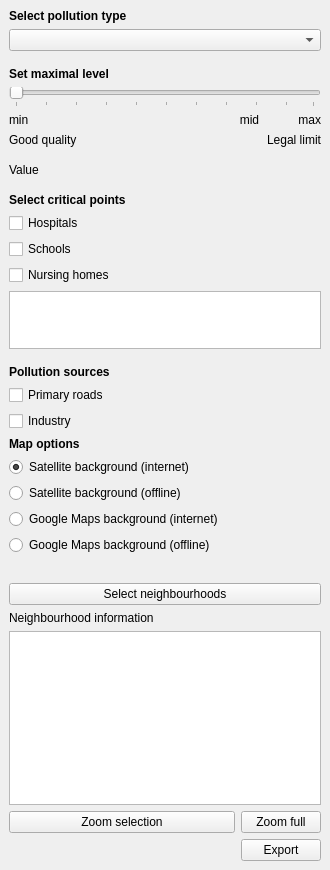
First picture: the form in plugins/PluginForAirqInRotterdam/airq_rotterdam_dockwidget_base.ui, repository sticx/Air-pollution-Rotterdam, before the edit.
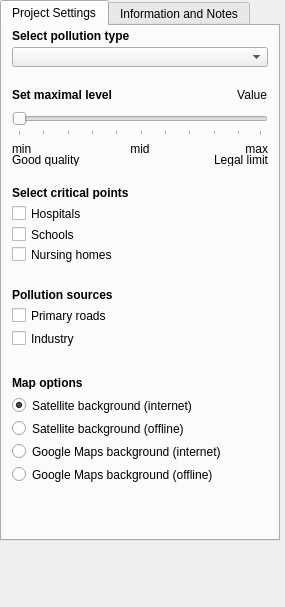
Second picture: the form after the edit. The open tabs and pages were chosen to show the change.

Patch:
```diff
--- a/plugins/PluginForAirqInRotterdam/airq_rotterdam_dockwidget_base.ui
+++ b/plugins/PluginForAirqInRotterdam/airq_rotterdam_dockwidget_base.ui
@@ -6,160 +6,54 @@
    <rect>
     <x>0</x>
     <y>0</y>
-    <width>304</width>
-    <height>870</height>
+    <width>285</width>
+    <height>607</height>
    </rect>
   </property>
-  <property name="minimumSize">
-   <size>
-    <width>303</width>
-    <height>792</height>
-   </size>
-  </property>
   <property name="windowTitle">
    <string>Plugin For Air Quality In Rotterdam</string>
   </property>
   <widget class="QWidget" name="dockWidgetContents">
-   <layout class="QGridLayout" name="gridLayout">
-    <item row="22" column="3" colspan="2">
-     <widget class="QLabel" name="label_8">
-      <property name="font">
-       <font>
-        <weight>75</weight>
-        <bold>true</bold>
-       </font>
-      </property>
-      <property name="text">
-       <string>Map options</string>
-      </property>
-     </widget>
-    </item>
-    <item row="23" column="3">
-     <widget class="QRadioButton" name="radioButtonSatBgOn">
-      <property name="text">
-       <string>Satellite background (internet)</string>
-      </property>
-      <property name="checked">
-       <bool>true</bool>
-      </property>
-      <attribute name="buttonGroup">
-       <string notr="true">radioGrp</string>
-      </attribute>
-     </widget>
-    </item>
-    <item row="25" column="3">
-     <widget class="QRadioButton" name="radioButtonGmapsBgOn">
-      <property name="text">
-       <string>Google Maps background (internet)</string>
-      </property>
-      <attribute name="buttonGroup">
-       <string notr="true">radioGrp</string>
-      </attribute>
-     </widget>
-    </item>
-    <item row="24" column="3">
-     <widget class="QRadioButton" name="radioButtonSatBgOff">
-      <property name="enabled">
-       <bool>true</bool>
-      </property>
-      <property name="text">
-       <string>Satellite background (offline)</string>
-      </property>
-      <attribute name="buttonGroup">
-       <string notr="true">radioGrp</string>
-      </attribute>
-     </widget>
-    </item>
-    <item row="33" column="6" colspan="3">
-     <widget class="QPushButton" name="buttonExport">
-      <property name="text">
-       <string>Export</string>
-      </property>
-     </widget>
-    </item>
-    <item row="19" column="3" colspan="6">
-     <widget class="QLabel" name="label_4">
-      <property name="font">
-       <font>
-        <weight>75</weight>
-        <bold>true</bold>
-       </font>
-      </property>
-      <property name="text">
-       <string>Pollution sources</string>
-      </property>
-     </widget>
-    </item>
-    <item row="5" column="7" colspan="2">
-     <widget class="QLabel" name="labelMax">
-      <property name="text">
-       <string>max</string>
-      </property>
-      <property name="alignment">
-       <set>Qt::AlignRight|Qt::AlignTrailing|Qt::AlignVCenter</set>
-      </property>
-     </widget>
-    </item>
-    <item row="20" column="3" colspan="6">
-     <widget class="QCheckBox" name="checkBoxRoads">
-      <property name="enabled">
-       <bool>true</bool>
-      </property>
-      <property name="text">
-       <string>Primary roads</string>
-      </property>
-     </widget>
-    </item>
-    <item row="5" column="5" colspan="2">
-     <widget class="QLabel" name="labelMid">
-      <property name="text">
-       <string>mid</string>
-      </property>
-      <property name="alignment">
-       <set>Qt::AlignCenter</set>
-      </property>
-     </widget>
-    </item>
-    <item row="30" column="3" colspan="6">
-     <widget class="QLabel" name="label_7">
-      <property name="text">
-       <string>Neighbourhood information</string>
-      </property>
-     </widget>
-    </item>
-    <item row="21" column="3" colspan="6">
-     <widget class="QCheckBox" name="checkBoxIndustry">
-      <property name="text">
-       <string>Industry</string>
-      </property>
-     </widget>
-    </item>
-    <item row="10" column="3" colspan="3">
-     <widget class="QLabel" name="labelCurrentValue">
-      <property name="text">
-       <string>Value</string>
-      </property>
-     </widget>
-    </item>
-    <item row="8" column="6" colspan="3">
-     <widget class="QLabel" name="label_6">
-      <property name="text">
-       <string>Legal limit</string>
-      </property>
-      <property name="alignment">
-       <set>Qt::AlignRight|Qt::AlignTrailing|Qt::AlignVCenter</set>
-      </property>
-     </widget>
-    </item>
-    <item row="32" column="6" colspan="3">
-     <widget class="QPushButton" name="fullZoomButton">
-      <property name="text">
-       <string>Zoom full</string>
-      </property>
-     </widget>
-    </item>
-    <item row="0" column="3" colspan="6">
+   <widget class="QTabWidget" name="tabWidget">
+    <property name="geometry">
+     <rect>
+      <x>0</x>
+      <y>0</y>
+      <width>280</width>
+      <height>541</height>
+     </rect>
+    </property>
+    <property name="minimumSize">
+     <size>
+      <width>0</width>
+      <height>400</height>
+     </size>
+    </property>
+    <property name="maximumSize">
+     <size>
+      <width>280</width>
+      <height>560</height>
+     </size>
+    </property>
+    <property name="autoFillBackground">
+     <bool>true</bool>
+    </property>
+    <property name="currentIndex">
+     <number>1</number>
+    </property>
+    <widget class="QWidget" name="tab_1">
+     <attribute name="title">
+      <string>Project Settings</string>
+     </attribute>
      <widget class="QLabel" name="label_2">
+      <property name="geometry">
+       <rect>
+        <x>10</x>
+        <y>2</y>
+        <width>271</width>
+        <height>16</height>
+       </rect>
+      </property>
       <property name="font">
        <font>
         <weight>75</weight>
@@ -170,56 +64,40 @@
        <string>Select pollution type</string>
       </property>
      </widget>
-    </item>
-    <item row="29" column="3" colspan="6">
-     <widget class="QPushButton" name="selectButton">
-      <property name="text">
-       <string>Select neighbourhoods</string>
+     <widget class="QWidget" name="layoutWidget">
+      <property name="geometry">
+       <rect>
+        <x>10</x>
+        <y>148</y>
+        <width>38</width>
+        <height>11</height>
+       </rect>
       </property>
-      <property name="checkable">
-       <bool>true</bool>
-      </property>
+      <layout class="QVBoxLayout" name="verticalLayout_2">
+       <property name="bottomMargin">
+        <number>10</number>
+       </property>
+      </layout>
      </widget>
-    </item>
-    <item row="18" column="3">
-     <layout class="QVBoxLayout" name="verticalLayout_3">
-      <property name="bottomMargin">
-       <number>10</number>
+     <widget class="QComboBox" name="comboBoxType">
+      <property name="geometry">
+       <rect>
+        <x>10</x>
+        <y>21</y>
+        <width>256</width>
+        <height>20</height>
+       </rect>
       </property>
-     </layout>
-    </item>
-    <item row="13" column="3" colspan="3">
-     <widget class="QCheckBox" name="checkBoxHospitals">
-      <property name="text">
-       <string>Hospitals</string>
-      </property>
      </widget>
-    </item>
-    <item row="31" column="3" colspan="6">
-     <widget class="QTextBrowser" name="neighbourhoodInfo"/>
-    </item>
-    <item row="15" column="3" colspan="6">
-     <widget class="QCheckBox" name="checkBoxSchools">
-      <property name="text">
-       <string>Schools</string>
+     <widget class="QLabel" name="label_3">
+      <property name="geometry">
+       <rect>
+        <x>10</x>
+        <y>62</y>
+        <width>256</width>
+        <height>13</height>
+       </rect>
       </property>
-      <property name="checkable">
-       <bool>true</bool>
-      </property>
-      <property name="checked">
-       <bool>false</bool>
-      </property>
-     </widget>
-    </item>
-    <item row="32" column="3" colspan="3">
-     <widget class="QPushButton" name="zoomSelectionButton">
-      <property name="text">
-       <string>Zoom selection</string>
-      </property>
-     </widget>
-    </item>
-    <item row="12" column="3" colspan="6">
-     <widget class="QLabel" name="label">
       <property name="font">
        <font>
         <weight>75</weight>
@@ -227,12 +105,31 @@
        </font>
       </property>
       <property name="text">
-       <string>Select critical points</string>
+       <string>Set maximal level</string>
       </property>
      </widget>
-    </item>
-    <item row="4" column="3" colspan="6">
+     <widget class="QLabel" name="label_5">
+      <property name="geometry">
+       <rect>
+        <x>10</x>
+        <y>127</y>
+        <width>125</width>
+        <height>13</height>
+       </rect>
+      </property>
+      <property name="text">
+       <string>Good quality</string>
+      </property>
+     </widget>
      <widget class="QSlider" name="sliderMaxLevel">
+      <property name="geometry">
+       <rect>
+        <x>10</x>
+        <y>83</y>
+        <width>256</width>
+        <height>27</height>
+       </rect>
+      </property>
       <property name="pageStep">
        <number>1</number>
       </property>
@@ -246,102 +143,253 @@
        <number>10</number>
       </property>
      </widget>
-    </item>
-    <item row="11" column="3">
-     <layout class="QVBoxLayout" name="verticalLayout_2">
-      <property name="bottomMargin">
-       <number>10</number>
-      </property>
-     </layout>
-    </item>
-    <item row="5" column="3" colspan="2">
      <widget class="QLabel" name="labelMin">
+      <property name="geometry">
+       <rect>
+        <x>10</x>
+        <y>116</y>
+        <width>81</width>
+        <height>13</height>
+       </rect>
+      </property>
       <property name="text">
        <string>min</string>
       </property>
      </widget>
-    </item>
-    <item row="27" column="3">
-     <spacer name="verticalSpacer_2">
-      <property name="orientation">
-       <enum>Qt::Vertical</enum>
+     <widget class="QLabel" name="labelMid">
+      <property name="geometry">
+       <rect>
+        <x>97</x>
+        <y>116</y>
+        <width>82</width>
+        <height>13</height>
+       </rect>
       </property>
-      <property name="sizeHint" stdset="0">
-       <size>
-        <width>20</width>
-        <height>40</height>
-       </size>
+      <property name="text">
+       <string>mid</string>
       </property>
-     </spacer>
-    </item>
-    <item row="17" column="3" colspan="6">
-     <widget class="QTextBrowser" name="textNotes">
-      <property name="minimumSize">
-       <size>
-        <width>0</width>
-        <height>58</height>
-       </size>
+      <property name="alignment">
+       <set>Qt::AlignCenter</set>
       </property>
-      <property name="maximumSize">
-       <size>
-        <width>16777215</width>
-        <height>58</height>
-       </size>
+     </widget>
+     <widget class="QWidget" name="layoutWidget_2">
+      <property name="geometry">
+       <rect>
+        <x>10</x>
+        <y>47</y>
+        <width>38</width>
+        <height>11</height>
+       </rect>
       </property>
-      <property name="readOnly">
-       <bool>false</bool>
+      <layout class="QVBoxLayout" name="verticalLayout_4">
+       <property name="bottomMargin">
+        <number>10</number>
+       </property>
+      </layout>
+     </widget>
+     <widget class="QLabel" name="labelCurrentValue">
+      <property name="geometry">
+       <rect>
+        <x>140</x>
+        <y>62</y>
+        <width>125</width>
+        <height>13</height>
+       </rect>
       </property>
-      <property name="acceptRichText">
-       <bool>false</bool>
+      <property name="text">
+       <string>Value</string>
       </property>
+      <property name="alignment">
+       <set>Qt::AlignRight|Qt::AlignTrailing|Qt::AlignVCenter</set>
+      </property>
      </widget>
-    </item>
-    <item row="2" column="3">
-     <layout class="QVBoxLayout" name="verticalLayout_4">
-      <property name="bottomMargin">
-       <number>10</number>
+     <widget class="QLabel" name="labelMax">
+      <property name="geometry">
+       <rect>
+        <x>185</x>
+        <y>116</y>
+        <width>81</width>
+        <height>13</height>
+       </rect>
       </property>
-     </layout>
-    </item>
-    <item row="1" column="3" colspan="6">
-     <widget class="QComboBox" name="comboBoxType"/>
-    </item>
-    <item row="9" column="3">
-     <layout class="QVBoxLayout" name="verticalLayout">
-      <property name="bottomMargin">
-       <number>10</number>
+      <property name="text">
+       <string>max</string>
       </property>
-     </layout>
-    </item>
-    <item row="8" column="3" colspan="3">
-     <widget class="QLabel" name="label_5">
+      <property name="alignment">
+       <set>Qt::AlignRight|Qt::AlignTrailing|Qt::AlignVCenter</set>
+      </property>
+     </widget>
+     <widget class="QLabel" name="label_6">
+      <property name="geometry">
+       <rect>
+        <x>141</x>
+        <y>127</y>
+        <width>125</width>
+        <height>13</height>
+       </rect>
+      </property>
       <property name="text">
-       <string>Good quality</string>
+       <string>Legal limit</string>
       </property>
+      <property name="alignment">
+       <set>Qt::AlignRight|Qt::AlignTrailing|Qt::AlignVCenter</set>
+      </property>
      </widget>
-    </item>
-    <item row="3" column="3" colspan="6">
-     <widget class="QLabel" name="label_3">
-      <property name="font">
-       <font>
-        <weight>75</weight>
-        <bold>true</bold>
-       </font>
+     <widget class="QWidget" name="layoutWidget_3">
+      <property name="geometry">
+       <rect>
+        <x>10</x>
+        <y>247</y>
+        <width>46</width>
+        <height>11</height>
+       </rect>
       </property>
+      <layout class="QVBoxLayout" name="verticalLayout_3">
+       <property name="bottomMargin">
+        <number>10</number>
+       </property>
+      </layout>
+     </widget>
+     <widget class="QCheckBox" name="checkBoxHospitals">
+      <property name="geometry">
+       <rect>
+        <x>10</x>
+        <y>179</y>
+        <width>151</width>
+        <height>17</height>
+       </rect>
+      </property>
       <property name="text">
-       <string>Set maximal level</string>
+       <string>Hospitals</string>
       </property>
      </widget>
-    </item>
-    <item row="16" column="3" colspan="6">
      <widget class="QCheckBox" name="checkBoxNursingHomes">
+      <property name="geometry">
+       <rect>
+        <x>10</x>
+        <y>220</y>
+        <width>256</width>
+        <height>17</height>
+       </rect>
+      </property>
       <property name="text">
        <string>Nursing homes</string>
       </property>
      </widget>
-    </item>
-    <item row="26" column="3">
+     <widget class="QLabel" name="label">
+      <property name="geometry">
+       <rect>
+        <x>10</x>
+        <y>160</y>
+        <width>256</width>
+        <height>13</height>
+       </rect>
+      </property>
+      <property name="font">
+       <font>
+        <weight>75</weight>
+        <bold>true</bold>
+       </font>
+      </property>
+      <property name="text">
+       <string>Select critical points</string>
+      </property>
+     </widget>
+     <widget class="QCheckBox" name="checkBoxSchools">
+      <property name="geometry">
+       <rect>
+        <x>10</x>
+        <y>200</y>
+        <width>256</width>
+        <height>17</height>
+       </rect>
+      </property>
+      <property name="text">
+       <string>Schools</string>
+      </property>
+      <property name="checkable">
+       <bool>true</bool>
+      </property>
+      <property name="checked">
+       <bool>false</bool>
+      </property>
+     </widget>
+     <widget class="QLabel" name="label_8">
+      <property name="geometry">
+       <rect>
+        <x>10</x>
+        <y>350</y>
+        <width>99</width>
+        <height>13</height>
+       </rect>
+      </property>
+      <property name="font">
+       <font>
+        <weight>75</weight>
+        <bold>true</bold>
+       </font>
+      </property>
+      <property name="text">
+       <string>Map options</string>
+      </property>
+     </widget>
+     <widget class="QCheckBox" name="checkBoxIndustry">
+      <property name="geometry">
+       <rect>
+        <x>10</x>
+        <y>304</y>
+        <width>256</width>
+        <height>17</height>
+       </rect>
+      </property>
+      <property name="text">
+       <string>Industry</string>
+      </property>
+     </widget>
+     <widget class="QLabel" name="label_4">
+      <property name="geometry">
+       <rect>
+        <x>10</x>
+        <y>262</y>
+        <width>256</width>
+        <height>13</height>
+       </rect>
+      </property>
+      <property name="font">
+       <font>
+        <weight>75</weight>
+        <bold>true</bold>
+       </font>
+      </property>
+      <property name="text">
+       <string>Pollution sources</string>
+      </property>
+     </widget>
+     <widget class="QCheckBox" name="checkBoxRoads">
+      <property name="enabled">
+       <bool>true</bool>
+      </property>
+      <property name="geometry">
+       <rect>
+        <x>10</x>
+        <y>281</y>
+        <width>256</width>
+        <height>17</height>
+       </rect>
+      </property>
+      <property name="text">
+       <string>Primary roads</string>
+      </property>
+     </widget>
      <widget class="QRadioButton" name="radioButtonGmapsBgOff">
+      <property name="geometry">
+       <rect>
+        <x>10</x>
+        <y>440</y>
+        <width>256</width>
+        <height>17</height>
+       </rect>
+      </property>
       <property name="text">
        <string>Google Maps background (offline)</string>
       </property>
@@ -349,8 +397,312 @@
        <string notr="true">radioGrp</string>
       </attribute>
      </widget>
-    </item>
-   </layout>
+     <widget class="QRadioButton" name="radioButtonGmapsBgOn">
+      <property name="geometry">
+       <rect>
+        <x>10</x>
+        <y>417</y>
+        <width>256</width>
+        <height>17</height>
+       </rect>
+      </property>
+      <property name="text">
+       <string>Google Maps background (internet)</string>
+      </property>
+      <attribute name="buttonGroup">
+       <string notr="true">radioGrp</string>
+      </attribute>
+     </widget>
+     <widget class="QRadioButton" name="radioButtonSatBgOn">
+      <property name="geometry">
+       <rect>
+        <x>10</x>
+        <y>371</y>
+        <width>256</width>
+        <height>17</height>
+       </rect>
+      </property>
+      <property name="toolTip">
+       <string>OpenLayerPlugin is required for this function</string>
+      </property>
+      <property name="text">
+       <string>Satellite background (internet)</string>
+      </property>
+      <property name="checked">
+       <bool>true</bool>
+      </property>
+      <attribute name="buttonGroup">
+       <string notr="true">radioGrp</string>
+      </attribute>
+     </widget>
+     <widget class="QRadioButton" name="radioButtonSatBgOff">
+      <property name="enabled">
+       <bool>true</bool>
+      </property>
+      <property name="geometry">
+       <rect>
+        <x>10</x>
+        <y>394</y>
+        <width>256</width>
+        <height>17</height>
+       </rect>
+      </property>
+      <property name="text">
+       <string>Satellite background (offline)</string>
+      </property>
+      <attribute name="buttonGroup">
+       <string notr="true">radioGrp</string>
+      </attribute>
+     </widget>
+     <widget class="QWidget" name="layoutWidget_4">
+      <property name="geometry">
+       <rect>
+        <x>10</x>
+        <y>331</y>
+        <width>46</width>
+        <height>11</height>
+       </rect>
+      </property>
+      <layout class="QVBoxLayout" name="verticalLayout_5">
+       <property name="bottomMargin">
+        <number>10</number>
+       </property>
+      </layout>
+     </widget>
+     <zorder>layoutWidget</zorder>
+     <zorder>comboBoxType</zorder>
+     <zorder>label_3</zorder>
+     <zorder>label_5</zorder>
+     <zorder>sliderMaxLevel</zorder>
+     <zorder>labelMin</zorder>
+     <zorder>labelMid</zorder>
+     <zorder>layoutWidget_2</zorder>
+     <zorder>labelCurrentValue</zorder>
+     <zorder>labelMax</zorder>
+     <zorder>label_6</zorder>
+     <zorder>layoutWidget_3</zorder>
+     <zorder>label_2</zorder>
+     <zorder>checkBoxHospitals</zorder>
+     <zorder>checkBoxNursingHomes</zorder>
+     <zorder>label</zorder>
+     <zorder>checkBoxSchools</zorder>
+     <zorder>label_8</zorder>
+     <zorder>checkBoxIndustry</zorder>
+     <zorder>label_4</zorder>
+     <zorder>checkBoxRoads</zorder>
+     <zorder>radioButtonGmapsBgOff</zorder>
+     <zorder>radioButtonGmapsBgOn</zorder>
+     <zorder>radioButtonSatBgOn</zorder>
+     <zorder>radioButtonSatBgOff</zorder>
+     <zorder>layoutWidget_4</zorder>
+    </widget>
+    <widget class="QWidget" name="tab_2">
+     <attribute name="title">
+      <string>Information and Notes</string>
+     </attribute>
+     <widget class="QPushButton" name="buttonExport">
+      <property name="geometry">
+       <rect>
+        <x>140</x>
+        <y>480</y>
+        <width>125</width>
+        <height>23</height>
+       </rect>
+      </property>
+      <property name="text">
+       <string>Export</string>
+      </property>
+     </widget>
+     <widget class="QPushButton" name="selectButton">
+      <property name="geometry">
+       <rect>
+        <x>10</x>
+        <y>250</y>
+        <width>256</width>
+        <height>23</height>
+       </rect>
+      </property>
+      <property name="text">
+       <string>Select neighbourhoods</string>
+      </property>
+      <property name="checkable">
+       <bool>true</bool>
+      </property>
+     </widget>
+     <widget class="QLabel" name="label_7">
+      <property name="geometry">
+       <rect>
+        <x>10</x>
+        <y>280</y>
+        <width>256</width>
+        <height>13</height>
+       </rect>
+      </property>
+      <property name="text">
+       <string>Neighbourhood information:</string>
+      </property>
+     </widget>
+     <widget class="QTextBrowser" name="neighbourhoodInfo">
+      <property name="geometry">
+       <rect>
+        <x>10</x>
+        <y>300</y>
+        <width>256</width>
+        <height>141</height>
+       </rect>
+      </property>
+     </widget>
+     <widget class="QPushButton" name="fullZoomButton">
+      <property name="geometry">
+       <rect>
+        <x>140</x>
+        <y>450</y>
+        <width>125</width>
+        <height>23</height>
+       </rect>
+      </property>
+      <property name="text">
+       <string>Zoom full</string>
+      </property>
+     </widget>
+     <widget class="QPushButton" name="zoomSelectionButton">
+      <property name="geometry">
+       <rect>
+        <x>10</x>
+        <y>450</y>
+        <width>125</width>
+        <height>23</height>
+       </rect>
+      </property>
+      <property name="text">
+       <string>Zoom selection</string>
+      </property>
+     </widget>
+     <widget class="QTextBrowser" name="textNotes">
+      <property name="geometry">
+       <rect>
+        <x>11</x>
+        <y>26</y>
+        <width>256</width>
+        <height>58</height>
+       </rect>
+      </property>
+      <property name="minimumSize">
+       <size>
+        <width>0</width>
+        <height>58</height>
+       </size>
+      </property>
+      <property name="maximumSize">
+       <size>
+        <width>16777215</width>
+        <height>58</height>
+       </size>
+      </property>
+      <property name="readOnly">
+       <bool>false</bool>
+      </property>
+      <property name="acceptRichText">
+       <bool>false</bool>
+      </property>
+     </widget>
+     <widget class="QLabel" name="label_9">
+      <property name="geometry">
+       <rect>
+        <x>11</x>
+        <y>6</y>
+        <width>241</width>
+        <height>16</height>
+       </rect>
+      </property>
+      <property name="text">
+       <string>Hospital Notes</string>
+      </property>
+     </widget>
+     <widget class="QLabel" name="label_10">
+      <property name="geometry">
+       <rect>
+        <x>11</x>
+        <y>86</y>
+        <width>241</width>
+        <height>16</height>
+       </rect>
+      </property>
+      <property name="text">
+       <string>School Notes</string>
+      </property>
+     </widget>
+     <widget class="QTextBrowser" name="textNotes_3">
+      <property name="geometry">
+       <rect>
+        <x>11</x>
+        <y>106</y>
+        <width>256</width>
+        <height>58</height>
+       </rect>
+      </property>
+      <property name="minimumSize">
+       <size>
+        <width>0</width>
+        <height>58</height>
+       </size>
+      </property>
+      <property name="maximumSize">
+       <size>
+        <width>16777215</width>
+        <height>58</height>
+       </size>
+      </property>
+      <property name="readOnly">
+       <bool>false</bool>
+      </property>
+      <property name="acceptRichText">
+       <bool>false</bool>
+      </property>
+     </widget>
+     <widget class="QTextBrowser" name="textNotes_4">
+      <property name="geometry">
+       <rect>
+        <x>11</x>
+        <y>186</y>
+        <width>256</width>
+        <height>58</height>
+       </rect>
+      </property>
+      <property name="minimumSize">
+       <size>
+        <width>0</width>
+        <height>58</height>
+       </size>
+      </property>
+      <property name="maximumSize">
+       <size>
+        <width>16777215</width>
+        <height>58</height>
+       </size>
+      </property>
+      <property name="readOnly">
+       <bool>false</bool>
+      </property>
+      <property name="acceptRichText">
+       <bool>false</bool>
+      </property>
+     </widget>
+     <widget class="QLabel" name="label_11">
+      <property name="geometry">
+       <rect>
+        <x>11</x>
+        <y>166</y>
+        <width>241</width>
+        <height>16</height>
+       </rect>
+      </property>
+      <property name="text">
+       <string>Nursing Homes Notes</string>
+      </property>
+     </widget>
+    </widget>
+   </widget>
   </widget>
  </widget>
  <resources/>
```
Left out of the diff: 6 changed lines with no effect on the pictures.
